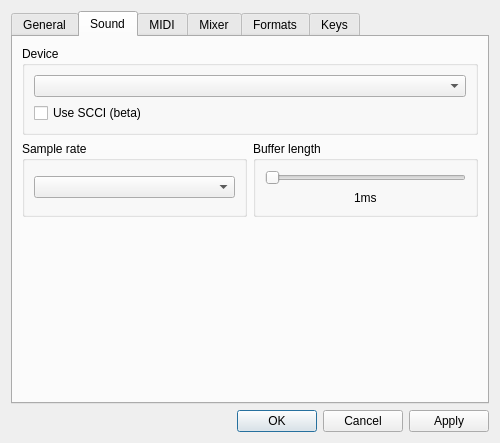
This is BambooTracker/gui/configuration_dialog.ui in BambooTracker/BambooTracker as Qt 5 draws it before an edit. The edited form follows.
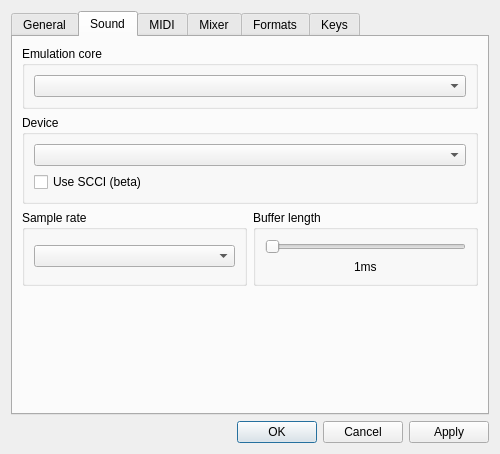
This is the edited form. The open tabs and pages were chosen to show the change. Custom widgets are drawn as their Qt base class.

Commit message: Configuration for MAME/Nuked emulator choice

Patch:
```diff
--- a/BambooTracker/gui/configuration_dialog.ui
+++ b/BambooTracker/gui/configuration_dialog.ui
@@ -7,7 +7,7 @@
     <x>0</x>
     <y>0</y>
     <width>500</width>
-    <height>405</height>
+    <height>454</height>
    </rect>
   </property>
   <property name="windowTitle">
@@ -197,7 +197,39 @@
        <string>Sound</string>
       </attribute>
       <layout class="QGridLayout" name="gridLayout_2" columnstretch="5,5">
-       <item row="1" column="0">
+       <item row="3" column="0">
+        <spacer name="verticalSpacer_2">
+         <property name="orientation">
+          <enum>Qt::Vertical</enum>
+         </property>
+         <property name="sizeHint" stdset="0">
+          <size>
+           <width>20</width>
+           <height>40</height>
+          </size>
+         </property>
+        </spacer>
+       </item>
+       <item row="1" column="0" colspan="2">
+        <widget class="QGroupBox" name="soundDeviceGroupBox">
+         <property name="title">
+          <string>Device</string>
+         </property>
+         <layout class="QGridLayout" name="gridLayout_8">
+          <item row="0" column="0">
+           <widget class="QComboBox" name="soundDeviceComboBox"/>
+          </item>
+          <item row="1" column="0">
+           <widget class="QCheckBox" name="useSCCICheckBox">
+            <property name="text">
+             <string>Use SCCI (beta)</string>
+            </property>
+           </widget>
+          </item>
+         </layout>
+        </widget>
+       </item>
+       <item row="2" column="0">
         <widget class="QGroupBox" name="sampleRateGroupBox">
          <property name="title">
           <string>Sample rate</string>
@@ -209,20 +241,7 @@
          </layout>
         </widget>
        </item>
-       <item row="2" column="0">
-        <spacer name="verticalSpacer_2">
-         <property name="orientation">
-          <enum>Qt::Vertical</enum>
-         </property>
-         <property name="sizeHint" stdset="0">
-          <size>
-           <width>20</width>
-           <height>40</height>
-          </size>
-         </property>
-        </spacer>
-       </item>
-       <item row="1" column="1">
+       <item row="2" column="1">
         <widget class="QGroupBox" name="bufferLengthGroupBox">
          <property name="title">
           <string>Buffer length</string>
@@ -252,20 +271,13 @@
         </widget>
        </item>
        <item row="0" column="0" colspan="2">
-        <widget class="QGroupBox" name="soundDeviceGroupBox">
+        <widget class="QGroupBox" name="groupBoxEmulation">
          <property name="title">
-          <string>Device</string>
+          <string>Emulation core</string>
          </property>
-         <layout class="QGridLayout" name="gridLayout_8">
-          <item row="0" column="0">
-           <widget class="QComboBox" name="soundDeviceComboBox"/>
-          </item>
-          <item row="1" column="0">
-           <widget class="QCheckBox" name="useSCCICheckBox">
-            <property name="text">
-             <string>Use SCCI (beta)</string>
-            </property>
-           </widget>
+         <layout class="QVBoxLayout" name="verticalLayout_3">
+          <item>
+           <widget class="QComboBox" name="emulatorComboBox"/>
           </item>
          </layout>
         </widget>
```
The commit also changes 10 other files.
